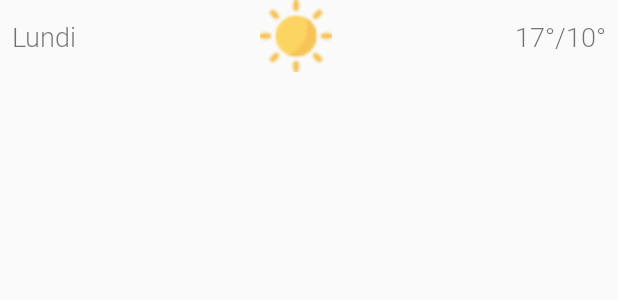
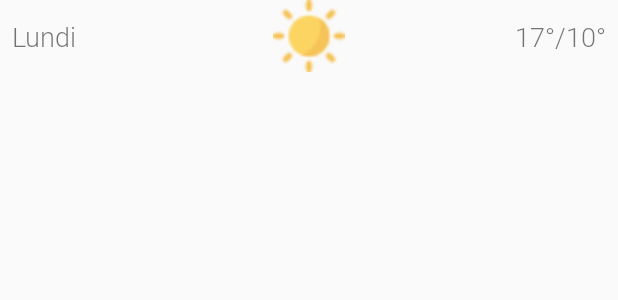
Before and after one commit to zachsao/WeatherApp, an Android app: the layout forecast_item.xml on its own in the app's theme, with its tools: preview values and no code run, on a phone screen of 412 x 824 dp. Shown: the top 300 px of the screen. Run offline under Robolectric (Android 15) with nearby library versions, the phone set to English and light mode, and no system bars; network calls fail.

Commit message:
Update forecast_item.xml
center forecast icon in row

```diff
--- a/app/src/main/res/layout/forecast_item.xml
+++ b/app/src/main/res/layout/forecast_item.xml
@@ -31,9 +31,8 @@
                 app:layout_constraintTop_toTopOf="parent"
                 app:layout_constraintBottom_toBottomOf="parent"
                 app:layout_constraintVertical_bias="0.0"
-                app:layout_constraintStart_toEndOf="@+id/day_textView"
-                app:layout_constraintEnd_toStartOf="@+id/forecast_min_temp_textview" android:layout_marginEnd="8dp"
-                android:layout_marginStart="8dp"/>
+                app:layout_constraintStart_toStartOf="parent" android:layout_marginStart="8dp"
+                app:layout_constraintEnd_toEndOf="parent" android:layout_marginEnd="8dp"/>
         <TextView
                 android:layout_width="wrap_content"
                 android:layout_height="wrap_content"
```
